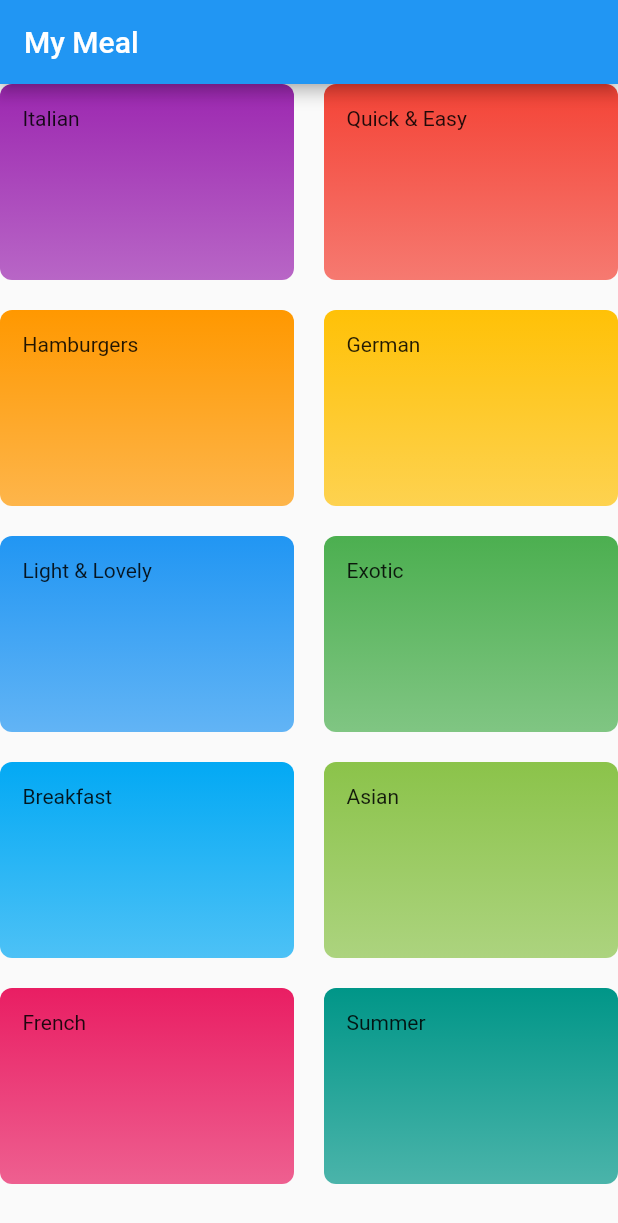
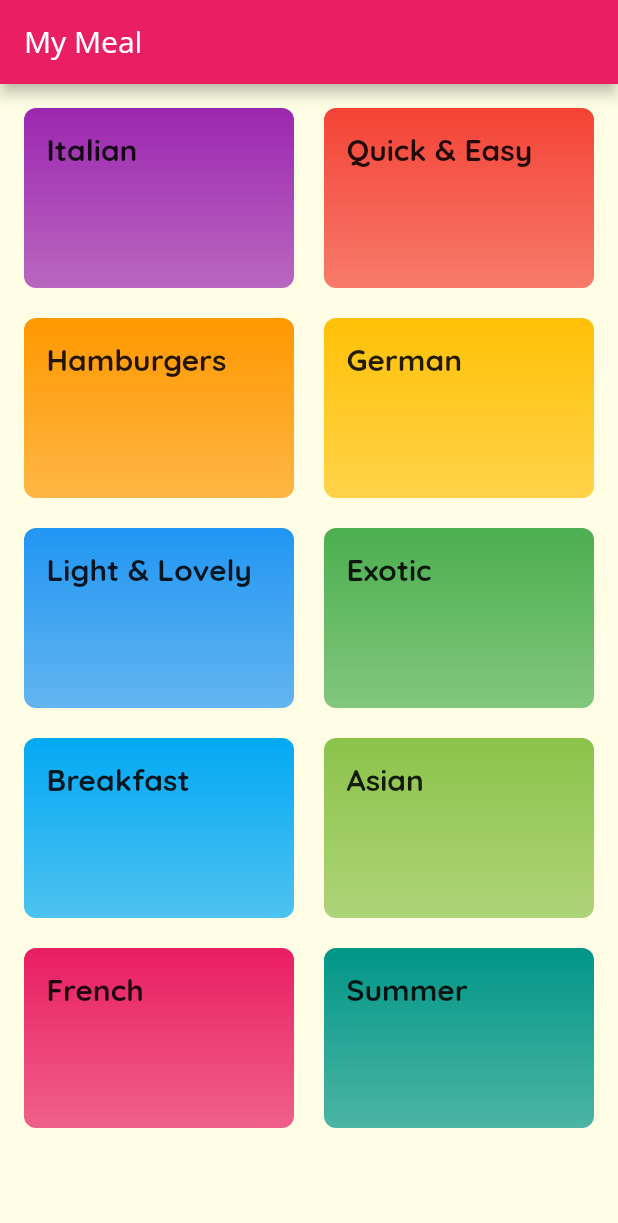
Before and after one commit to Rares23/my_meal, a Flutter app: the screen it shows after launch, on a phone screen of 412 x 824 dp. Shown: the top 1223 px of the screen. Run offline on Flutter 3.47's test engine with Material 2 defaults, Android fonts, the phone set to English and light mode, and no system bars.

```diff
--- a/lib/categories/components/category_item.dart
+++ b/lib/categories/components/category_item.dart
@@ -1,16 +1,35 @@
 import 'package:flutter/material.dart';
+import 'package:my_meal/recipes/pages/recipes_page.dart';
 
 class CategoryItem extends StatelessWidget {
   final String title;
   final Color color;
+  final String categoryId;
 
-  CategoryItem({@required this.title, @required this.color});
+  CategoryItem(
+      {@required this.title, @required this.color, @required this.categoryId});
+
+  void selectCategory(BuildContext context) {
+    Navigator.of(context).push(
+      MaterialPageRoute(
+        builder: (_) {
+          return RecipesPage(
+            categoryId: categoryId,
+            categoryTitle: title,
+          );
+        },
+      ),
+    );
+  }
 
   @override
   Widget build(BuildContext context) {
-    return Container(
+    return InkWell(
+      onTap: () => selectCategory(context),
+      borderRadius: BorderRadius.circular(8),
+      child: Container(
         padding: const EdgeInsets.all(15),
-      child: Text(title),
+        child: Text(title, style: Theme.of(context).textTheme.headline6),
         decoration: BoxDecoration(
           gradient: LinearGradient(
             colors: [
@@ -22,6 +41,7 @@ class CategoryItem extends StatelessWidget {
           ),
           borderRadius: BorderRadius.circular(8),
         ),
+      ),
     );
   }
 }
--- a/lib/categories/pages/categories_page.dart
+++ b/lib/categories/pages/categories_page.dart
@@ -17,10 +17,14 @@ class _CategoriesPageState extends State<CategoriesPage> {
         title: Text(Strings.appTitle),
       ),
       body: GridView(
+        padding: EdgeInsets.all(16),
         children: [
           ...CATEGORIES_SEEDS
-              .map((Category category) =>
-                  CategoryItem(title: category.title, color: category.color))
+              .map((Category category) => CategoryItem(
+                    title: category.title,
+                    color: category.color,
+                    categoryId: category.id,
+                  ))
               .toList(),
         ],
         gridDelegate: SliverGridDelegateWithMaxCrossAxisExtent(
--- a/lib/main.dart
+++ b/lib/main.dart
@@ -12,7 +12,23 @@ class MyApp extends StatelessWidget {
     return MaterialApp(
       title: Strings.appTitle,
       theme: ThemeData(
-        primarySwatch: Colors.blue,
+        primarySwatch: Colors.pink,
+        accentColor: Colors.amber,
+        canvasColor: Color.fromRGBO(255, 254, 229, 1),
+        fontFamily: 'OpenSans',
+        textTheme: ThemeData.light().textTheme.copyWith(
+              bodyText1: TextStyle(
+                color: Color.fromRGBO(20, 51, 51, 1),
+              ),
+              bodyText2: TextStyle(
+                color: Color.fromRGBO(20, 51, 51, 1),
+              ),
+              headline6: TextStyle(
+                fontSize: 20,
+                fontFamily: 'Quicksand',
+                fontWeight: FontWeight.bold,
+              ),
+            ),
       ),
       home: CategoriesPage(),
     );
```
Also changed, not shown: lib/recipes/pages/recipes_page.dart (added, +20 -0 lines), pubspec.yaml (+16 -14 lines), assets/fonts/OpenSans-Bold.ttf (added), assets/fonts/OpenSans-BoldItalic.ttf (added), assets/fonts/OpenSans-ExtraBold.ttf (added), assets/fonts/OpenSans-ExtraBoldItalic.ttf (added), assets/fonts/OpenSans-Italic.ttf (added), assets/fonts/OpenSans-Light.ttf (added), assets/fonts/OpenSans-LightItalic.ttf (added), assets/fonts/OpenSans-Regular.ttf (added), assets/fonts/OpenSans-SemiBold.ttf (added), assets/fonts/OpenSans-SemiBoldItalic.ttf (added), assets/fonts/Quicksand-Bold.ttf (added), assets/fonts/Quicksand-Light.ttf (added), 3 more files. Lines whose indentation alone changed are shown as unchanged.
